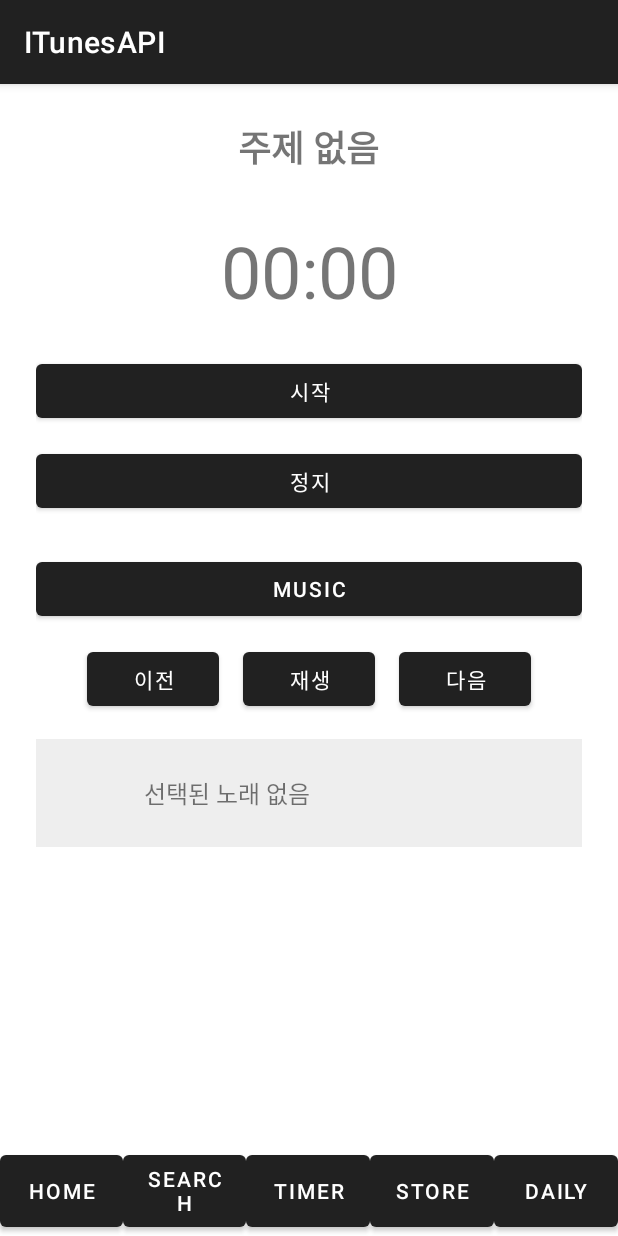
After one commit to ammgree/FLIPI, an Android app: the fragment FocusTimerFragment placed in its activity, on a phone screen of 412 x 824 dp. The commit adds this screen. Run offline under Robolectric (Android 15) with nearby library versions, the phone set to English and light mode, and no system bars; network calls fail; pictures from the network do not load.

Commit message:
FocusMain: Timer 버튼을 누르면 접속되는 집중모드 메인화면 FocusTimerFragment: 집중모드에서 주제 추가 후 시간을 잴 수 있는 화면, 추후 보관함 fragment 완성 후 music 버튼과 연결 예정

```diff
--- a/app/build.gradle.kts
+++ b/app/build.gradle.kts
@@ -43,6 +43,7 @@ dependencies {
     implementation(libs.androidx.activity)
     implementation(libs.androidx.constraintlayout)
     implementation(libs.glide)
+    implementation("com.github.PhilJay:MPAndroidChart:v3.1.0")
     testImplementation(libs.junit)
     androidTestImplementation(libs.androidx.junit)
     androidTestImplementation(libs.androidx.espresso.core)
--- /dev/null
+++ b/app/src/main/java/com/example/itunesapi/FocusTimerFragment.kt
@@ -0,0 +1,181 @@
+package com.example.itunesapi
+
+import android.app.Activity
+import android.content.Intent
+import android.media.MediaPlayer
+import android.os.Bundle
+import android.os.Handler
+import android.os.Looper
+import android.view.LayoutInflater
+import android.view.View
+import android.view.ViewGroup
+import android.widget.Button
+import android.widget.TextView
+import androidx.activity.result.contract.ActivityResultContracts
+import androidx.fragment.app.Fragment
+import androidx.lifecycle.ViewModelProvider
+
+class FocusTimerFragment : Fragment() {
+
+    private lateinit var viewModel: TimerViewModel
+    private var topic: String? = null
+    private var secondsPassed = 0
+    private var isRunning = false
+    private lateinit var handler: Handler
+    private lateinit var runnable: Runnable
+
+    private lateinit var tvTimer: TextView
+    private lateinit var tvTopicTitle: TextView
+    private lateinit var btnStart: Button
+    private lateinit var btnStop: Button
+
+    // 음악 관련 변수
+    private var mediaPlayer: MediaPlayer? = null
+    private var currentSongUrl: String? = null
+    private var currentSongTitle: String? = null
+    private var isPlaying = false
+
+    private lateinit var tvCurrentSong: TextView
+    private lateinit var btnPlayPause: Button
+    private lateinit var btnPrevSong: Button
+    private lateinit var btnNextSong: Button
+    private lateinit var btnMusic: Button
+
+    companion object {
+        private const val MUSIC_LIBRARY_REQUEST_CODE = 1001
+
+        fun newInstance(topic: String): FocusTimerFragment {
+            val fragment = FocusTimerFragment()
+            val args = Bundle()
+            args.putString("topic", topic)
+            fragment.arguments = args
+            return fragment
+        }
+    }
+    private val musicLauncher = registerForActivityResult(
+        ActivityResultContracts.StartActivityForResult()
+    ) { result ->
+        if (result.resultCode == Activity.RESULT_OK) {
+            val data = result.data
+            val selectedSongTitle = data?.getStringExtra("selectedSongTitle") ?: "선택된 노래 없음"
+            tvCurrentSong.text = selectedSongTitle
+        }
+    }
+
+
+    override fun onCreate(savedInstanceState: Bundle?) {
+        super.onCreate(savedInstanceState)
+        topic = arguments?.getString("topic")
+        viewModel = ViewModelProvider(requireActivity())[TimerViewModel::class.java]
+        handler = Handler(Looper.getMainLooper())
+    }
+
+    override fun onCreateView(
+        inflater: LayoutInflater, container: ViewGroup?,
+        savedInstanceState: Bundle?
+    ): View {
+        val view = inflater.inflate(R.layout.fragment_focus_timer, container, false)
+
+        tvTimer = view.findViewById(R.id.tvTimer)
+        tvTopicTitle = view.findViewById(R.id.tvTopicTitle)
+        btnStart = view.findViewById(R.id.btnStart)
+        btnStop = view.findViewById(R.id.btnStop)
+
+        // 음악 UI 초기화
+        tvCurrentSong = view.findViewById(R.id.tvCurrentMusicTitle)
+        btnPlayPause = view.findViewById(R.id.btnPlayPause)
+        btnPrevSong = view.findViewById(R.id.btnPrev)
+        btnNextSong = view.findViewById(R.id.btnNext)
+        btnMusic = view.findViewById(R.id.btnMusic)
+
+        tvTopicTitle.text = topic ?: "주제 없음"
+        tvTimer.text = formatTime(secondsPassed)
+        updateMusicUI()
+        updatePlayPauseButton()
+
+        runnable = object : Runnable {
+            override fun run() {
+                if (isRunning) {
+                    secondsPassed++
+                    tvTimer.text = formatTime(secondsPassed)
+                    handler.postDelayed(this, 1000)
+                }
+            }
+        }
+
+        btnStart.setOnClickListener {
+            if (!isRunning) {
+                isRunning = true
+                handler.post(runnable)
+            }
+        }
+
+        btnStop.setOnClickListener {
+            isRunning = false
+            handler.removeCallbacks(runnable)
+        }
+
+        btnPlayPause.setOnClickListener {
+            if (mediaPlayer == null) return@setOnClickListener
+            if (isPlaying) {
+                mediaPlayer?.pause()
+            } else {
+                mediaPlayer?.start()
+            }
+            isPlaying = !isPlaying
+            updatePlayPauseButton()
+        }
+
+        btnMusic.setOnClickListener {
+            val intent = Intent(requireContext(), MusicLibraryActivity::class.java)
+            musicLauncher.launch(intent)
+        }
+
+        btnPrevSong.setOnClickListener {
+            // 이전곡 기능 구현 예정
+        }
+
+        btnNextSong.setOnClickListener {
+            // 다음곡 기능 구현 예정
+        }
+
+        return view
+    }
+
+
+    override fun onDestroy() {
+        super.onDestroy()
+        mediaPlayer?.release()
+        mediaPlayer = null
+
+        // 타이머 분 단위로 저장
+        topic?.let {
+            val minutes = secondsPassed / 60
+            viewModel.updateTime(it, minutes)
+        }
+    }
+
+    private fun prepareMediaPlayer(url: String) {
+        mediaPlayer?.release()
+        mediaPlayer = MediaPlayer().apply {
+            setDataSource(url)
+            prepare()
+        }
+        isPlaying = false
+        updatePlayPauseButton()
+    }
+
+    private fun updateMusicUI() {
+        tvCurrentSong.text = currentSongTitle ?: "선택된 노래 없음"
+    }
+
+    private fun updatePlayPauseButton() {
+        btnPlayPause.text = if (isPlaying) "정지" else "재생"
+    }
+
+    private fun formatTime(seconds: Int): String {
+        val minutes = seconds / 60
+        val remainingSeconds = seconds % 60
+        return String.format("%02d:%02d", minutes, remainingSeconds)
+    }
+}
--- a/app/src/main/java/com/example/itunesapi/MainActivity.kt
+++ b/app/src/main/java/com/example/itunesapi/MainActivity.kt
@@ -22,13 +22,23 @@ class MainActivity : AppCompatActivity() {
         super.onCreate(savedInstanceState)
         enableEdgeToEdge()
         setContentView(R.layout.activity_main)
+
+        val navTimer = findViewById<Button>(R.id.nav_timer)
+
+        navTimer.setOnClickListener {
+            supportFragmentManager.beginTransaction()
+                .replace(R.id.fragment_container, FocusModeFragment())  // 너가 만든 프래그먼트로 연결
+                .addToBackStack(null)
+                .commit()
+        }
+
         ViewCompat.setOnApplyWindowInsetsListener(findViewById(R.id.main)) { v, insets ->
             val systemBars = insets.getInsets(WindowInsetsCompat.Type.systemBars())
             v.setPadding(systemBars.left, systemBars.top, systemBars.right, systemBars.bottom)
             insets
         }
         supportFragmentManager.beginTransaction()
-            .replace(R.id.main, SearchFragment())
+            .replace(R.id.fragment_container, SearchFragment())
             .commit()
     }
 }
--- /dev/null
+++ b/app/src/main/java/com/example/itunesapi/MusicLibraryFragment.kt
@@ -0,0 +1,6 @@
+package com.example.itunesapi
+
+// TODO: Rename parameter arguments, choose names that match
+// the fragment initialization parameters, e.g. ARG_ITEM_NUMBER
+private const val ARG_PARAM1 = "param1"
+private const val ARG_PARAM2 = "param2"
--- /dev/null
+++ b/app/src/main/res/layout/fragment_focus_timer.xml
@@ -0,0 +1,107 @@
+<?xml version="1.0" encoding="utf-8"?>
+<LinearLayout xmlns:android="http://schemas.android.com/apk/res/android"
+    android:id="@+id/focusTimerRoot"
+    android:layout_width="match_parent"
+    android:layout_height="match_parent"
+    android:padding="24dp"
+    android:orientation="vertical">
+
+    <TextView
+        android:id="@+id/tvTopicTitle"
+        android:layout_width="wrap_content"
+        android:layout_height="wrap_content"
+        android:text="요가"
+        android:textSize="24sp"
+        android:textStyle="bold"
+        android:layout_gravity="center"/>
+
+    <TextView
+        android:id="@+id/tvTimer"
+        android:layout_width="match_parent"
+        android:layout_height="wrap_content"
+        android:text="00:00"
+        android:textSize="48sp"
+        android:gravity="center"
+        android:layout_marginTop="32dp"/>
+
+    <Button
+        android:id="@+id/btnStart"
+        android:layout_width="match_parent"
+        android:layout_height="wrap_content"
+        android:text="시작"
+        android:layout_marginTop="24dp"/>
+
+    <Button
+        android:id="@+id/btnStop"
+        android:layout_width="match_parent"
+        android:layout_height="wrap_content"
+        android:text="정지"
+        android:layout_marginTop="12dp"/>
+
+    <Button
+        android:id="@+id/btnMusic"
+        android:layout_width="match_parent"
+        android:layout_height="wrap_content"
+        android:text="Music"
+        android:layout_marginTop="24dp"/>
+
+    <!-- 음악 재생 UI -->
+    <LinearLayout
+        android:id="@+id/musicControls"
+        android:layout_width="match_parent"
+        android:layout_height="wrap_content"
+        android:orientation="horizontal"
+        android:gravity="center"
+        android:layout_marginTop="12dp">
+
+        <Button
+            android:id="@+id/btnPrev"
+            android:layout_width="wrap_content"
+            android:layout_height="wrap_content"
+            android:text="이전" />
+
+        <Button
+            android:id="@+id/btnPlayPause"
+            android:layout_width="wrap_content"
+            android:layout_height="wrap_content"
+            android:text="재생"
+            android:layout_marginLeft="16dp"
+            android:layout_marginRight="16dp"/>
+
+        <Button
+            android:id="@+id/btnNext"
+            android:layout_width="wrap_content"
+            android:layout_height="wrap_content"
+            android:text="다음" />
+    </LinearLayout>
+
+    <!-- 음악 정보 표시 영역 -->
+    <LinearLayout
+        android:id="@+id/currentMusicBox"
+        android:layout_width="match_parent"
+        android:layout_height="wrap_content"
+        android:orientation="horizontal"
+        android:padding="12dp"
+        android:gravity="center_vertical"
+        android:background="#EEEEEE"
+        android:layout_marginTop="16dp"
+        android:visibility="visible">
+
+        <ImageView
+            android:id="@+id/albumArt"
+            android:layout_width="48dp"
+            android:layout_height="48dp" />
+        <!-- android:src="@drawable/ic_music_note" -->
+
+        <TextView
+            android:id="@+id/tvCurrentMusicTitle"
+            android:layout_width="wrap_content"
+            android:layout_height="wrap_content"
+            android:text="재생 중: 없음"
+            android:textSize="16sp"
+            android:layout_marginStart="12dp"
+            android:ellipsize="end"
+            android:maxLines="1" />
+    </LinearLayout>
+
+</LinearLayout>
--- a/app/src/main/res/values/colors.xml
+++ b/app/src/main/res/values/colors.xml
@@ -2,4 +2,6 @@
 <resources>
     <color name="black">#FF000000</color>
     <color name="white">#FFFFFFFF</color>
+    <color name="teal_700">#018786</color>
+
 </resources>
--- a/settings.gradle.kts
+++ b/settings.gradle.kts
@@ -16,6 +16,7 @@ dependencyResolutionManagement {
     repositories {
         google()
         mavenCentral()
+        maven { url = uri("https://jitpack.io")}
     }
 }
 
```
Also changed, not shown: app/src/main/AndroidManifest.xml (+5 -4 lines), app/src/main/java/com/example/itunesapi/FocusModeFragment.kt (added, +120 -0 lines), app/src/main/java/com/example/itunesapi/MusicLibraryActivity.kt (added, +36 -0 lines), app/src/main/java/com/example/itunesapi/SearchFragment.kt (+17 -5 lines), app/src/main/java/com/example/itunesapi/TimerViewModel.kt (added, +26 -0 lines), app/src/main/res/layout/activity_music_library.xml (added, +12 -0 lines), app/src/main/res/layout/fragment_focus_mode.xml (added, +46 -0 lines).
